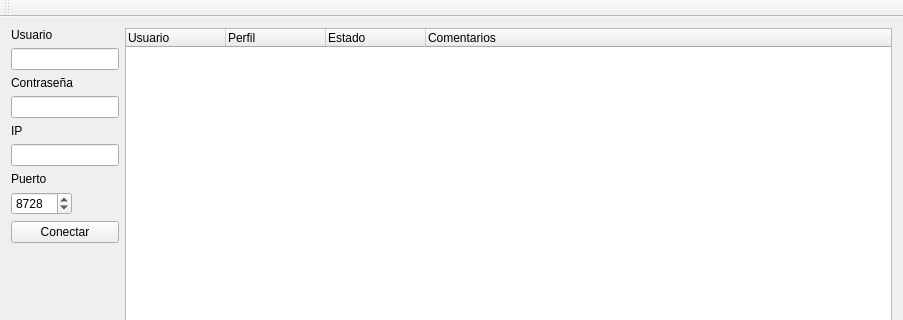
Old version of the form QMikPPPManager.ui in the repository silderan/QMikPPPManager; both pictures show x 0 to 903 and y 0 to 320 of the 903 by 546 pixel window.
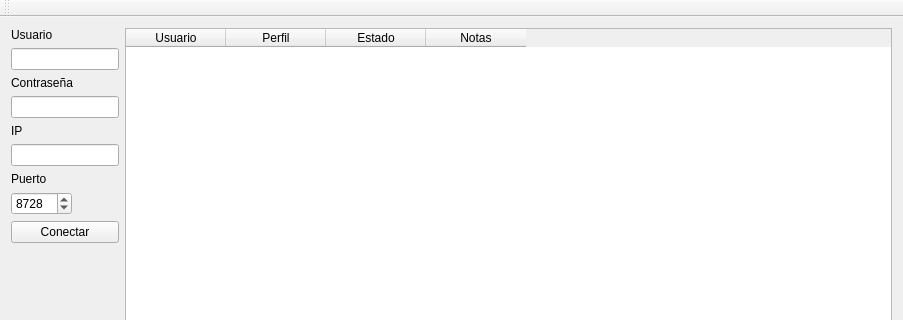
New version of the form.

Commit message: changed tree to table widget

```diff
--- a/QMikPPPManager.ui
+++ b/QMikPPPManager.ui
@@ -129,7 +129,7 @@
      </layout>
     </item>
     <item row="0" column="1">
-     <widget class="QTreeWidget" name="twUsuarios">
+     <widget class="QTableWidget" name="twUsuarios">
       <column>
        <property name="text">
         <string>Usuario</string>
@@ -147,7 +147,7 @@
       </column>
       <column>
        <property name="text">
-        <string>Comentarios</string>
+        <string>Notas</string>
        </property>
       </column>
      </widget>
```
Left out of the diff: 2 changed lines with no effect on the pictures. The commit also changes 2 other files.
